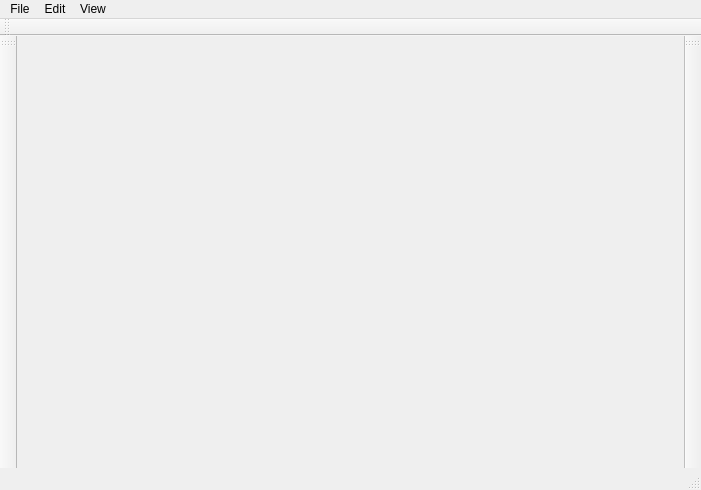
Old version of the form src/mainwindow.ui in the repository Panniku/ScrnshotMgr.
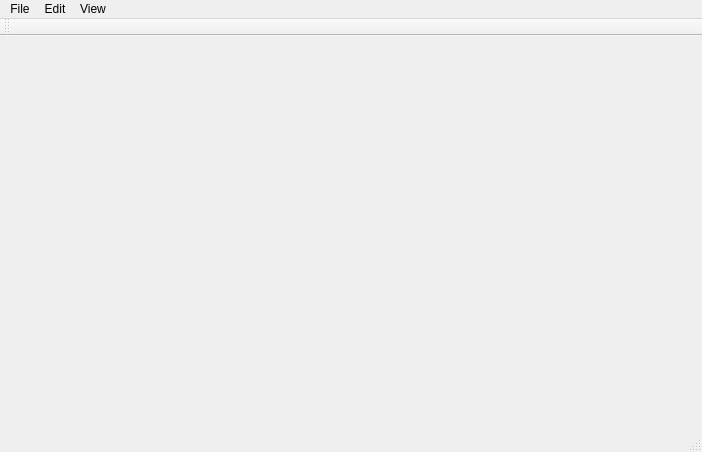
New version of the form.

Commit message: breeze icons, dockwidgets, toolbars

The edit to the form file:
```diff
--- a/src/mainwindow.ui
+++ b/src/mainwindow.ui
@@ -6,8 +6,8 @@
    <rect>
     <x>0</x>
     <y>0</y>
-    <width>701</width>
-    <height>490</height>
+    <width>702</width>
+    <height>452</height>
    </rect>
   </property>
   <property name="sizePolicy">
@@ -46,7 +46,7 @@
     <rect>
      <x>0</x>
      <y>0</y>
-     <width>701</width>
+     <width>702</width>
      <height>17</height>
     </rect>
    </property>
@@ -72,11 +72,6 @@
    <addaction name="menuEdit"/>
    <addaction name="menuView"/>
   </widget>
-  <widget class="QStatusBar" name="statusbar">
-   <property name="enabled">
-    <bool>true</bool>
-   </property>
-  </widget>
   <widget class="QToolBar" name="primaryToolbar">
    <property name="windowTitle">
     <string>Primary Toolbar</string>
@@ -88,33 +83,10 @@
     <bool>false</bool>
    </attribute>
   </widget>
-  <widget class="QToolBar" name="presetListToolbar">
-   <property name="windowTitle">
-    <string>Preset Toolbar</string>
+  <widget class="QStatusBar" name="statusbar">
+   <property name="enabled">
+    <bool>true</bool>
    </property>
-   <property name="allowedAreas">
-    <set>Qt::LeftToolBarArea|Qt::RightToolBarArea</set>
-   </property>
-   <attribute name="toolBarArea">
-    <enum>LeftToolBarArea</enum>
-   </attribute>
-   <attribute name="toolBarBreak">
-    <bool>false</bool>
-   </attribute>
-  </widget>
-  <widget class="QToolBar" name="capturesToolbar">
-   <property name="windowTitle">
-    <string>Capture Toolbar</string>
-   </property>
-   <property name="allowedAreas">
-    <set>Qt::LeftToolBarArea|Qt::RightToolBarArea</set>
-   </property>
-   <attribute name="toolBarArea">
-    <enum>RightToolBarArea</enum>
-   </attribute>
-   <attribute name="toolBarBreak">
-    <bool>false</bool>
-   </attribute>
   </widget>
   <action name="actionNew_Snap">
    <property name="text">
```
The commit also changes 30 other files.
